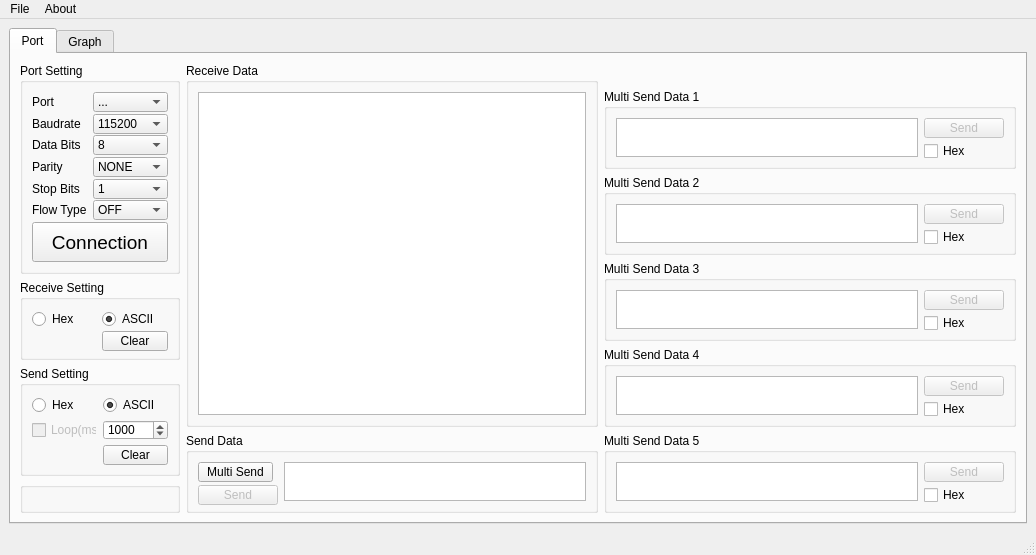
First picture: the form in comtool.ui, repository Jimwang9018/ComTool, before the edit.
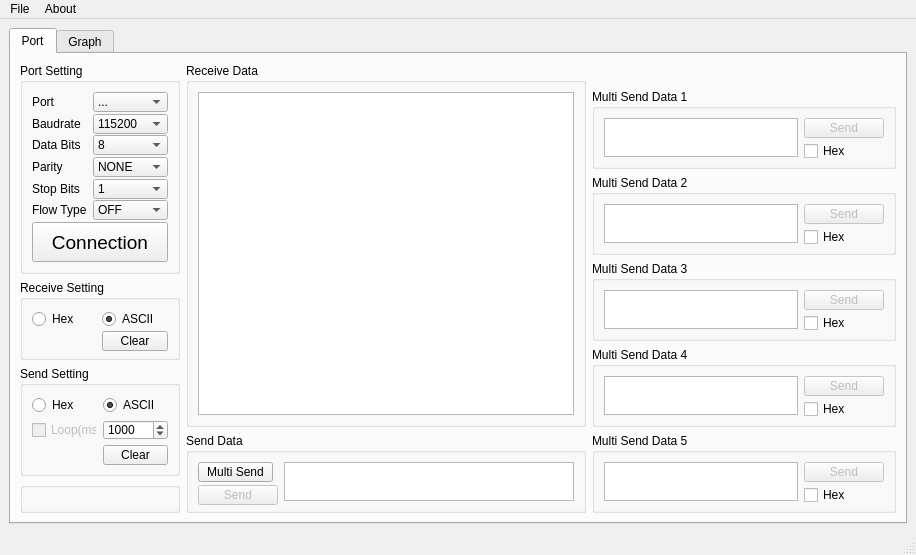
Second picture: the form after the edit.

The edit to the form file:
```diff
--- a/comtool.ui
+++ b/comtool.ui
@@ -9,7 +9,7 @@
    <rect>
     <x>0</x>
     <y>0</y>
-    <width>1036</width>
+    <width>916</width>
     <height>555</height>
    </rect>
   </property>
@@ -647,8 +647,19 @@
              <string>Receive Data</string>
             </property>
             <layout class="QGridLayout" name="gridLayout_5">
-             <item row="0" column="0">
-              <widget class="QTextBrowser" name="textBrowserReceiveData"/>
+             <item row="0" column="1">
+              <widget class="QTextBrowser" name="textBrowserReceiveData">
+               <property name="toolTip">
+                <string>&lt;html&gt;&lt;head/&gt;&lt;body&gt;&lt;p&gt;接收区&lt;/p&gt;&lt;/body&gt;&lt;/html&gt;</string>
+               </property>
+               <property name="html">
+                <string>&lt;!DOCTYPE HTML PUBLIC &quot;-//W3C//DTD HTML 4.0//EN&quot; &quot;http://www.w3.org/TR/REC-html40/strict.dtd&quot;&gt;
+&lt;html&gt;&lt;head&gt;&lt;meta name=&quot;qrichtext&quot; content=&quot;1&quot; /&gt;&lt;style type=&quot;text/css&quot;&gt;
+p, li { white-space: pre-wrap; }
+&lt;/style&gt;&lt;/head&gt;&lt;body style=&quot; font-family:'SimSun'; font-size:9pt; font-weight:400; font-style:normal;&quot;&gt;
+&lt;p style=&quot;-qt-paragraph-type:empty; margin-top:0px; margin-bottom:0px; margin-left:0px; margin-right:0px; -qt-block-indent:0; text-indent:0px; font-family:'SimSun';&quot;&gt;&lt;br /&gt;&lt;/p&gt;&lt;/body&gt;&lt;/html&gt;</string>
+               </property>
+              </widget>
              </item>
             </layout>
            </widget>
@@ -1080,7 +1091,7 @@
     <rect>
      <x>0</x>
      <y>0</y>
-     <width>1036</width>
+     <width>916</width>
      <height>23</height>
     </rect>
    </property>
```
Left out of the diff: 6 changed lines with no effect on the pictures.
